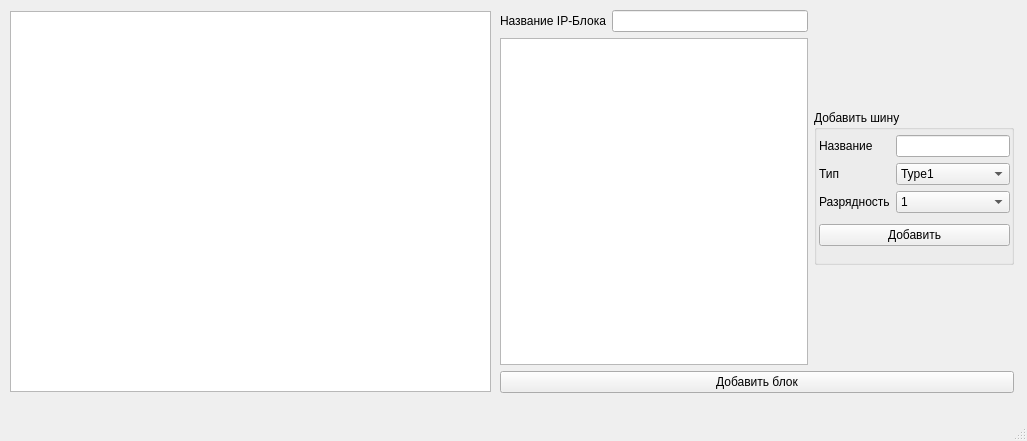
Above: mainwindow.ui from IraSoro/front-end-systems-engineering before the change. Below: the same form after it.
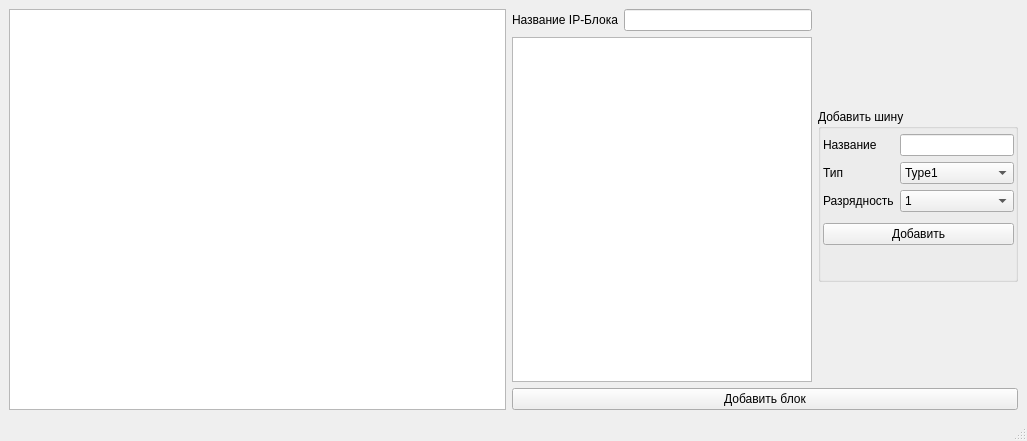
That is the form after the change.

Patch:
```diff
--- a/mainwindow.ui
+++ b/mainwindow.ui
@@ -14,30 +14,13 @@
    <string>MainWindow</string>
   </property>
   <widget class="QWidget" name="centralwidget">
-   <widget class="QWidget" name="verticalLayoutWidget">
-    <property name="geometry">
-     <rect>
-      <x>10</x>
-      <y>11</y>
-      <width>481</width>
-      <height>381</height>
-     </rect>
-    </property>
-    <layout class="QVBoxLayout" name="verticalLayout">
+   <layout class="QHBoxLayout" name="horizontalLayout_4">
+    <item>
+     <layout class="QHBoxLayout" name="horizontalLayout_5">
      <item>
       <widget class="QGraphicsView" name="graphicsView"/>
      </item>
-    </layout>
-   </widget>
-   <widget class="QWidget" name="verticalLayoutWidget_5">
-    <property name="geometry">
-     <rect>
-      <x>500</x>
-      <y>10</y>
-      <width>514</width>
-      <height>383</height>
-     </rect>
-    </property>
+      <item>
     <layout class="QVBoxLayout" name="verticalLayout_5">
      <item>
       <layout class="QHBoxLayout" name="horizontalLayout_3">
@@ -65,6 +48,12 @@
              <height>0</height>
             </size>
            </property>
+              <property name="maximumSize">
+               <size>
+                <width>300</width>
+                <height>16777215</height>
+               </size>
+              </property>
           </widget>
          </item>
         </layout>
@@ -215,7 +204,10 @@
       </widget>
      </item>
     </layout>
-   </widget>
+      </item>
+     </layout>
+    </item>
+   </layout>
   </widget>
   <widget class="QMenuBar" name="menubar">
    <property name="geometry">
```
Lines whose indentation alone changed are shown as unchanged.
